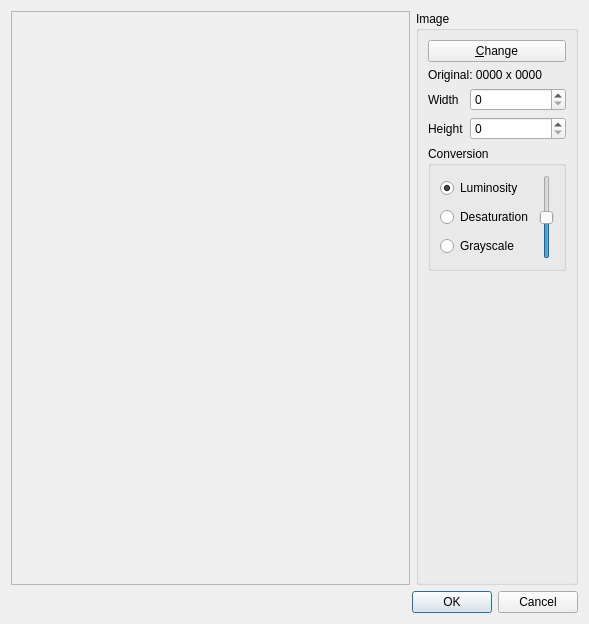
First picture: the form in src/GUI/importImageDialog.ui, repository spillerrec/RICcreator, before the edit.
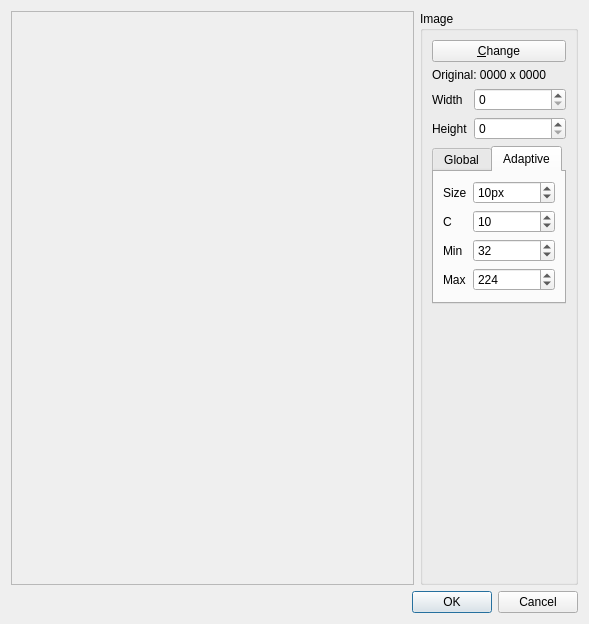
Second picture: the form after the edit. The open tabs and pages were chosen to show the change.

Commit message: ADD: adaptive thresholding for importImageDialog ADD: Abstract file IO interface ADD: Read from byte streams ADD: Default font embedded in program

```diff
--- a/src/GUI/importImageDialog.ui
+++ b/src/GUI/importImageDialog.ui
@@ -26,7 +26,7 @@
          <rect>
           <x>0</x>
           <y>0</y>
-          <width>409</width>
+          <width>414</width>
           <height>571</height>
          </rect>
         </property>
@@ -107,43 +107,25 @@
          </layout>
         </item>
         <item>
-         <widget class="QGroupBox" name="groupBox_4">
-          <property name="title">
-           <string>Conversion</string>
+         <widget class="QTabWidget" name="tabs_method">
+          <property name="sizePolicy">
+           <sizepolicy hsizetype="Fixed" vsizetype="Minimum">
+            <horstretch>0</horstretch>
+            <verstretch>0</verstretch>
+           </sizepolicy>
           </property>
-          <layout class="QHBoxLayout" name="horizontalLayout_8">
-           <item>
-            <layout class="QVBoxLayout" name="verticalLayout_6">
-             <item>
-              <widget class="QRadioButton" name="convert_luminosity">
-               <property name="text">
-                <string>Luminosity</string>
-               </property>
-               <property name="checked">
-                <bool>true</bool>
-               </property>
-              </widget>
-             </item>
-             <item>
-              <widget class="QRadioButton" name="convert_desaturation">
-               <property name="text">
-                <string>Desaturation</string>
-               </property>
-              </widget>
-             </item>
-             <item>
-              <widget class="QRadioButton" name="convert_gray">
-               <property name="text">
-                <string>Grayscale</string>
-               </property>
-              </widget>
-             </item>
-            </layout>
-           </item>
+          <property name="currentIndex">
+           <number>0</number>
+          </property>
+          <widget class="QWidget" name="tab">
+           <attribute name="title">
+            <string>Global</string>
+           </attribute>
+           <layout class="QVBoxLayout" name="verticalLayout">
            <item>
             <widget class="QSlider" name="desaluration_level">
              <property name="sizePolicy">
-              <sizepolicy hsizetype="Fixed" vsizetype="Preferred">
+               <sizepolicy hsizetype="Expanding" vsizetype="Fixed">
                <horstretch>0</horstretch>
                <verstretch>0</verstretch>
               </sizepolicy>
@@ -155,11 +137,91 @@
               <number>127</number>
              </property>
              <property name="orientation">
-              <enum>Qt::Vertical</enum>
+               <enum>Qt::Horizontal</enum>
              </property>
             </widget>
            </item>
           </layout>
+          </widget>
+          <widget class="QWidget" name="tab_2">
+           <attribute name="title">
+            <string>Adaptive</string>
+           </attribute>
+           <layout class="QVBoxLayout" name="verticalLayout_2">
+            <item>
+             <layout class="QFormLayout" name="formLayout">
+              <item row="0" column="0">
+               <widget class="QLabel" name="label">
+                <property name="text">
+                 <string>Size</string>
+                </property>
+               </widget>
+              </item>
+              <item row="0" column="1">
+               <widget class="QSpinBox" name="sbx_adp_size">
+                <property name="suffix">
+                 <string>px</string>
+                </property>
+                <property name="minimum">
+                 <number>3</number>
+                </property>
+                <property name="value">
+                 <number>10</number>
+                </property>
+               </widget>
+              </item>
+              <item row="1" column="1">
+               <widget class="QSpinBox" name="sbx_adp_c">
+                <property name="value">
+                 <number>10</number>
+                </property>
+               </widget>
+              </item>
+              <item row="1" column="0">
+               <widget class="QLabel" name="label_2">
+                <property name="text">
+                 <string>C</string>
+                </property>
+               </widget>
+              </item>
+              <item row="2" column="0">
+               <widget class="QLabel" name="label_3">
+                <property name="text">
+                 <string>Min</string>
+                </property>
+               </widget>
+              </item>
+              <item row="2" column="1">
+               <widget class="QSpinBox" name="sbx_adp_min">
+                <property name="maximum">
+                 <number>255</number>
+                </property>
+                <property name="value">
+                 <number>32</number>
+                </property>
+               </widget>
+              </item>
+              <item row="3" column="0">
+               <widget class="QLabel" name="label_4">
+                <property name="text">
+                 <string>Max</string>
+                </property>
+               </widget>
+              </item>
+              <item row="3" column="1">
+               <widget class="QSpinBox" name="sbx_adp_max">
+                <property name="maximum">
+                 <number>255</number>
+                </property>
+                <property name="value">
+                 <number>224</number>
+                </property>
+               </widget>
+              </item>
+             </layout>
+            </item>
+           </layout>
+          </widget>
          </widget>
         </item>
         <item>
```
Lines whose indentation alone changed are shown as unchanged. The commit also changes 25 other files.
